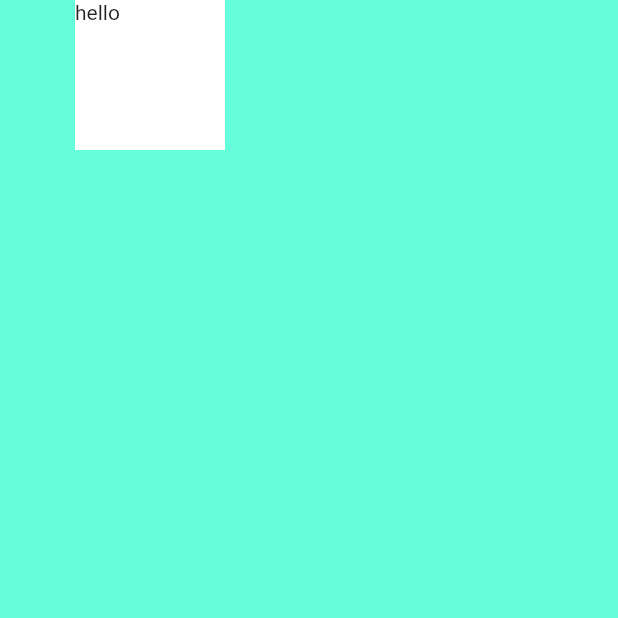
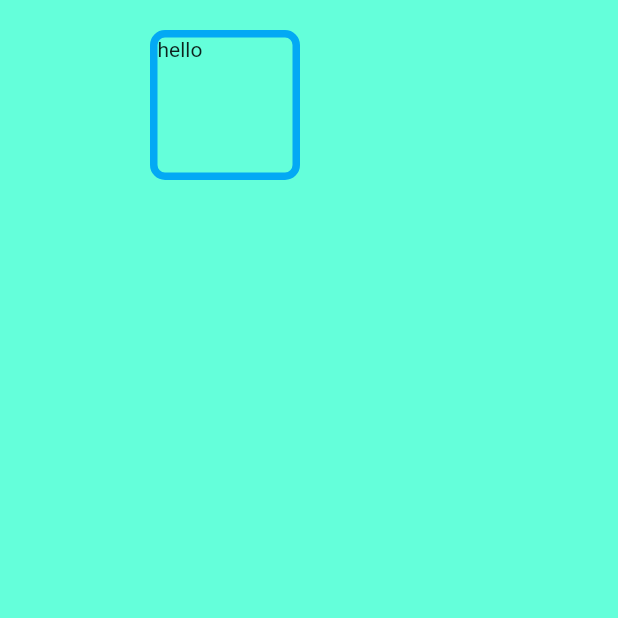
Before and after one commit to thomastt123/mi_card, a Flutter app: the screen it shows after launch, on a phone screen of 412 x 824 dp, the top half of it. Run offline on Flutter 3.47's test engine with Material 2 defaults, Android fonts, the phone set to English and light mode, and no system bars.

Commit message:
decoration with borderRadius

```diff
--- a/lib/main.dart
+++ b/lib/main.dart
@@ -14,12 +14,18 @@ class MyApp extends StatelessWidget {
         backgroundColor: Colors.tealAccent,
         body: SafeArea(
           child: Container(
-            color: Colors.white,
+            // color: Colors.white,
             child: Text('hello'),
+            decoration: BoxDecoration(
+                border: Border.all(
+                    color: Colors.lightBlue,
+                    width: 5,
+                    style: BorderStyle.solid),
+                borderRadius: BorderRadius.all(
+                  Radius.circular(10),
+                )),
             height: 100.0,
-            // margin: EdgeInsets.symmetric(vertical: 20.0, horizontal: 100.0),
-            // margin: EdgeInsets.fromLTRB(60.0, 25.0, 35.0, 50.0),
-            margin: EdgeInsets.only(left: 50.0),
+            margin: EdgeInsets.symmetric(vertical: 20.0, horizontal: 100.0),
             width: 100.0,
           ),
         ),
```
